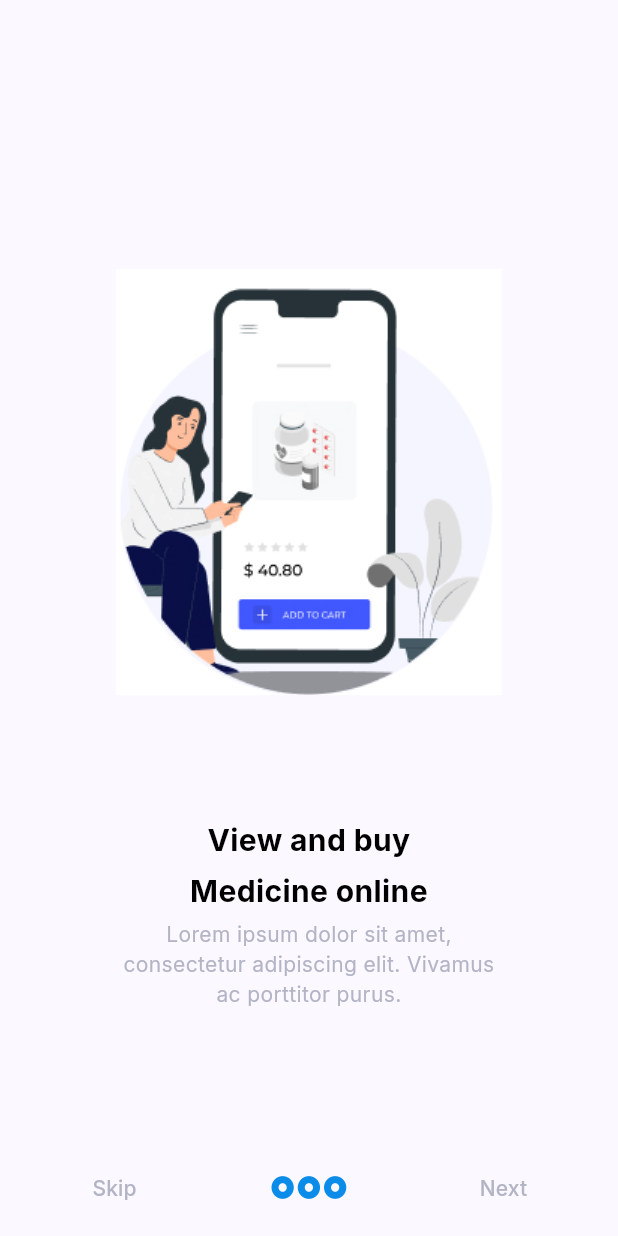
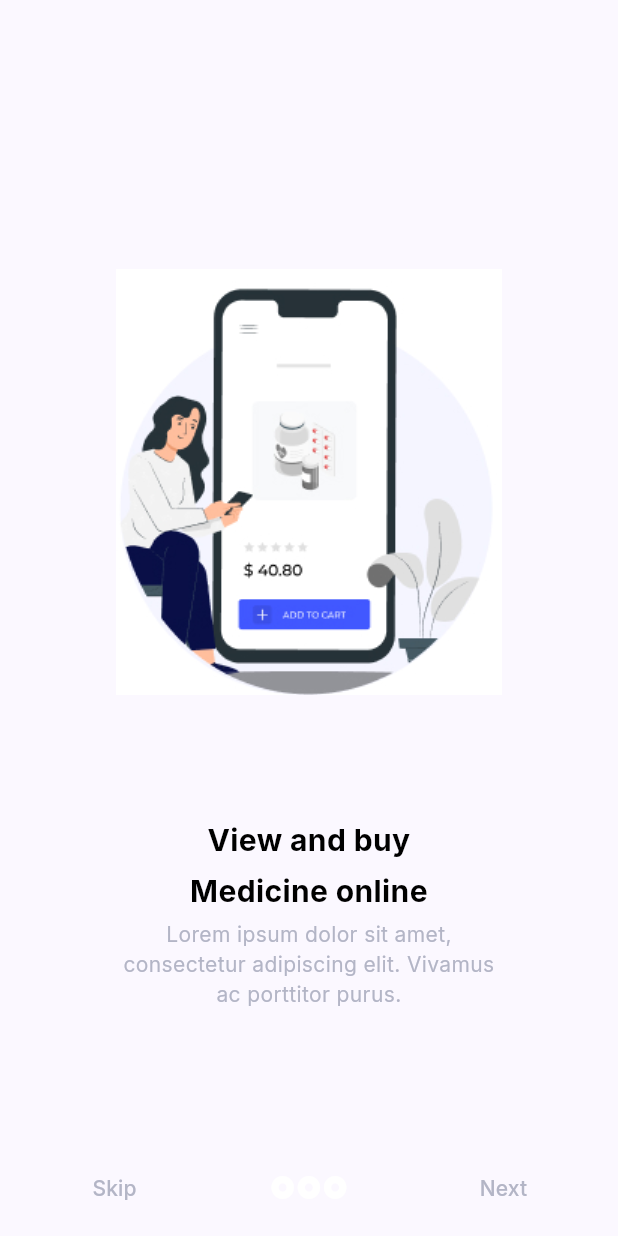
Before and after one commit to AbdulMoizWali/medical_app, a Flutter app: the screen it shows after launch, on a phone screen of 412 x 824 dp. Run offline on Flutter 3.47's test engine with Material 3 defaults, Android fonts, the phone set to English and light mode, and no system bars; our stand-ins replace google_fonts, icons_plus.

```diff
--- a/lib/constants/image_consants.dart
+++ b/lib/constants/image_consants.dart
@@ -1,4 +1,4 @@
-class ImageConsants {
+class ImageConstants {
   static const String backgroundImage = 'assets/images/logo_background.jpg';
   static const String logoImage = 'assets/images/logo.jpg';
   static const String walkthroughImage = 'assets/images/walkthrough.jpg';
--- a/lib/main.dart
+++ b/lib/main.dart
@@ -12,8 +12,8 @@ class MyApp extends StatelessWidget {
 
   @override
   Widget build(BuildContext context) {
-    precacheImage(const AssetImage(ImageConsants.backgroundImage), context);
-    precacheImage(const AssetImage(ImageConsants.logoImage), context);
+    precacheImage(const AssetImage(ImageConstants.backgroundImage), context);
+    precacheImage(const AssetImage(ImageConstants.logoImage), context);
     return MaterialApp(
       debugShowCheckedModeBanner: false,
       title: 'Flutter Demo',
--- a/lib/screens/splash_screen.dart
+++ b/lib/screens/splash_screen.dart
@@ -31,7 +31,7 @@ class _SplashScreenState extends State<SplashScreen> {
             left: 0,
             right: 0,
             child: Image.asset(
-              ImageConsants.backgroundImage,
+              ImageConstants.backgroundImage,
               alignment: Alignment.center,
               fit: BoxFit.cover,
             ),
@@ -43,8 +43,8 @@ class _SplashScreenState extends State<SplashScreen> {
               CircleAvatar(
                 radius: 30,
                 child: Padding(
-                  padding: const EdgeInsets.all(8.0),
-                  child: Image.asset(ImageConsants.logoImage),
+                  padding: const EdgeInsets.all(10.0),
+                  child: Image.asset(ImageConstants.logoImage),
                 ),
               ),
               vGap(10),
--- a/lib/screens/walkthrough_screen.dart
+++ b/lib/screens/walkthrough_screen.dart
@@ -3,7 +3,6 @@ import 'package:icons_plus/icons_plus.dart';
 import 'package:medical_app/constants/image_consants.dart';
 import 'package:medical_app/helpers/gap.dart';
 import 'package:medical_app/routes/route_path.dart';
-import 'package:medical_app/theme/theme_colors.dart';
 
 class WalkthroughScreen extends StatefulWidget {
   const WalkthroughScreen({super.key});
@@ -23,7 +22,7 @@ class _WalkthroughScreenState extends State<WalkthroughScreen> {
           crossAxisAlignment: CrossAxisAlignment.stretch,
           children: [
             const Spacer(),
-            Image.asset(ImageConsants.walkthroughImage),
+            Image.asset(ImageConstants.walkthroughImage),
             vGap(5),
             const Text(
               'View and buy',
--- a/lib/theme/theme_colors.dart
+++ b/lib/theme/theme_colors.dart
@@ -22,7 +22,7 @@
 class LightThemeColors extends ThemeColors {
   LightThemeColors() {
     super.primaryColor = const Color(0xFF4157ff);
-        super.primaryVariantColor = const Color(0xFF0c8ce9);
+    super.primaryVariantColor = const Color(0xFFFFFFFF);
     super.white = const Color(0xFFFFFFFF);
     super.blue = const Color(0xFF4a85fd);
     super.red = const Color(0xFFc42b1c);
```
Also changed, not shown: lib/screens/login_screen.dart (+54 -3 lines). Lines whose indentation alone changed are shown as unchanged.
